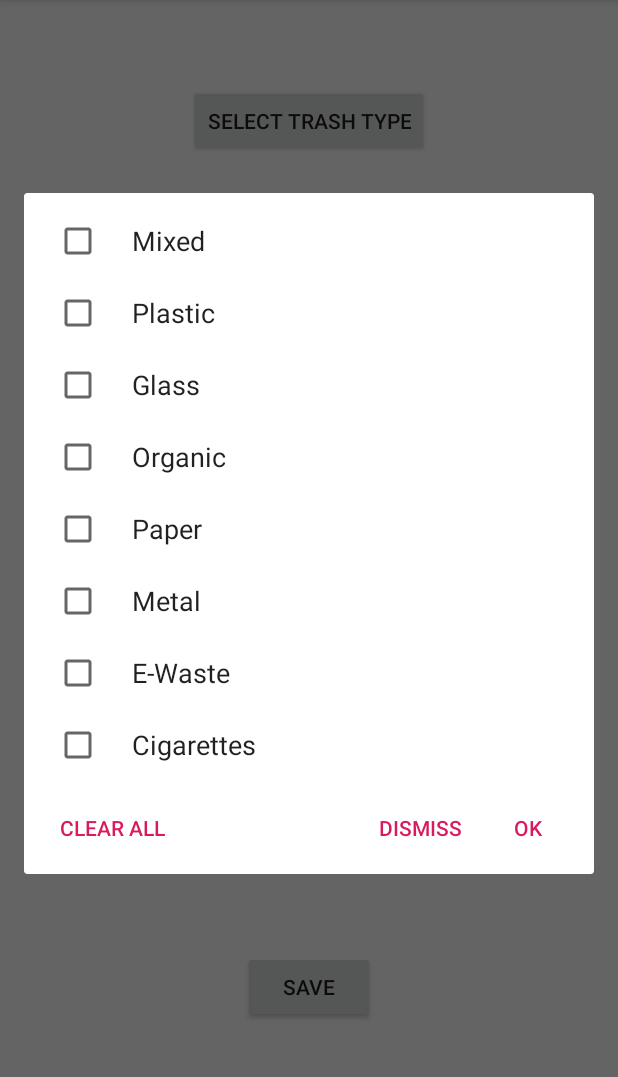
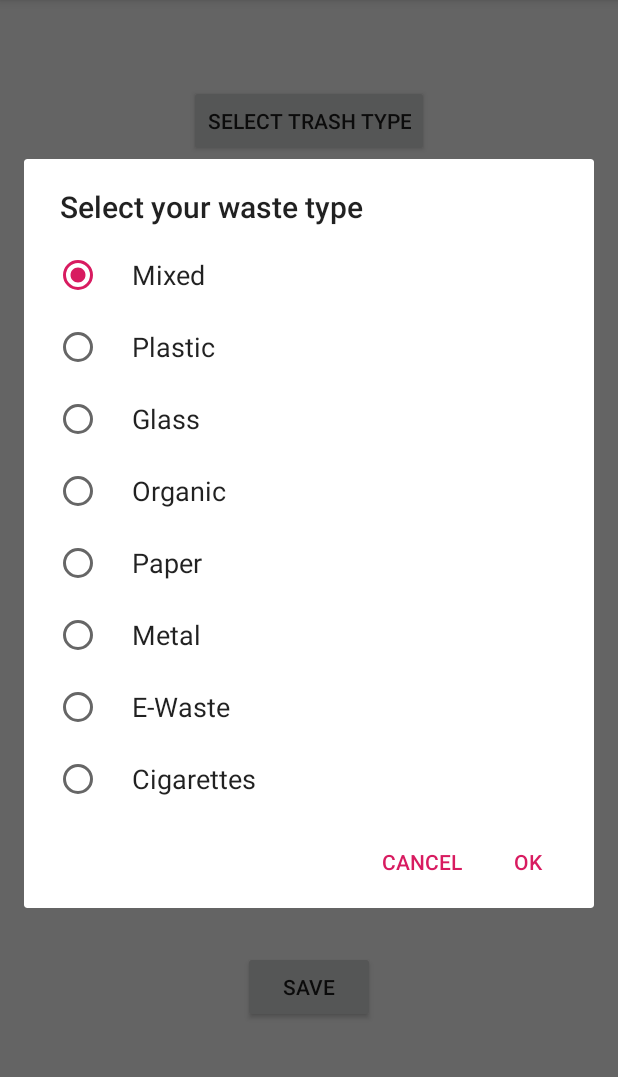
Before and after one commit to kiarashjamshidi/androidproject, an Android app: the Camera screen opened directly, with no data from a screen before it, after a tap on "SELECT TRASH TYPE", on a phone screen of 412 x 824 dp, the part 84-1161 px from its top. Run offline under Robolectric (Android 15) with nearby library versions, the phone set to English and light mode, and no system bars; pictures from the network do not load.

Commit message:
added radio buttons, map fab

```diff
--- a/TrashMap/app/src/main/java/android/sxample/myapplication/Camera.java
+++ b/TrashMap/app/src/main/java/android/sxample/myapplication/Camera.java
@@ -13,6 +13,7 @@ import android.content.pm.PackageManager;
 import android.provider.Settings;
 import android.view.View;
 import android.widget.Button;
+import android.widget.ImageView;
 import android.widget.Toast;
 import android.content.ContentValues;
 import android.content.Intent;
@@ -23,8 +24,8 @@ import android.widget.ImageView;
 
 import android.content.DialogInterface;
 import android.widget.TextView;
-
-import java.util.ArrayList;
+import android.content.DialogInterface;
+import com.google.android.material.snackbar.Snackbar;
 
 public class Camera extends AppCompatActivity {
     private LocationManager locationManager;
@@ -32,17 +33,11 @@ public class Camera extends AppCompatActivity {
 
 
     int temp;
+    Button saveButton;
 
-
-
-    Button mType;
-    Button saveButton;
-    TextView mTypesSelected;
-    String[] listTypes;
-    boolean[] checkedTypes;
     Uri savetheimage;
     Intent save;
-    ArrayList<Integer> mUserTypes = new ArrayList<>();
+
     Double geolocation1,geolocation2;
 
     private static final int PERMISSION_CODE = 1000;
@@ -53,10 +48,16 @@ public class Camera extends AppCompatActivity {
 
     Uri image_uri;
 
+    private String radioButton2;
+    private static final String[] TypeSelector2 = new String[]{
+            "Mixed", "Plastic", "Glass", "Organic", "Paper", "Metal", "E-Waste", "Cigarettes"
+    };
+
     @Override
     protected void onCreate(Bundle savedInstanceState) {
         super.onCreate(savedInstanceState);
         setContentView(R.layout.activity_camera);
+
         save=new Intent(Camera.this,MainActivity.class);
         temp = 0;
 
@@ -100,70 +101,7 @@ public class Camera extends AppCompatActivity {
 
         }
 
-        //////
-
-
-        ///////
         saveButton=findViewById(R.id.save_button);
-
-        mType = findViewById(R.id.btnTypes);
-        mTypesSelected = findViewById(R.id.tvTypesSelected);
-
-        listTypes = getResources().getStringArray(R.array.trash_type);
-        checkedTypes = new boolean[listTypes.length];
-
-        mType.setOnClickListener(new View.OnClickListener() {
-            @Override
-            public void onClick(View view) {
-                AlertDialog.Builder mBuilder = new AlertDialog.Builder(Camera.this);
-                mBuilder.setMultiChoiceItems(listTypes, checkedTypes, new DialogInterface.OnMultiChoiceClickListener() {
-                    @Override
-                    public void onClick(DialogInterface dialogInterface, int position, boolean isChecked) {
-                        if(isChecked){
-                            mUserTypes.add(position);
-                        }else{
-                            mUserTypes.remove((Integer.valueOf(position)));
-                        }
-                    }
-                });
-
-                mBuilder.setCancelable(false);
-                mBuilder.setPositiveButton(R.string.ok_label, new DialogInterface.OnClickListener() {
-                    @Override
-                    public void onClick(DialogInterface dialogInterface, int which) {
-                        String type = "";
-                        for (int i = 0; i < mUserTypes.size(); i++) {
-                            type = type + listTypes[mUserTypes.get(i)];
-                            if (i != mUserTypes.size() - 1) {
-                                type = type + ", ";
-                            }
-                        }
-                        mTypesSelected.setText(type);
-                    }
-                });
-
-                mBuilder.setNegativeButton(R.string.dismiss_label, new DialogInterface.OnClickListener() {
-                    @Override
-                    public void onClick(DialogInterface dialogInterface, int i) {
-                        dialogInterface.dismiss();
-                    }
-                });
-
-                mBuilder.setNeutralButton(R.string.clear_all_label, new DialogInterface.OnClickListener() {
-                    @Override
-                    public void onClick(DialogInterface dialogInterface, int which) {
-                        for (int i = 0; i < checkedTypes.length; i++) {
-                            checkedTypes[i] = false;
-                            mUserTypes.clear();
-                            mTypesSelected.setText("");
-                        }
-                    }
-                });
-
-                AlertDialog mDialog = mBuilder.create();
-                mDialog.show();
-            }
-        });
 
         //Camera
 
@@ -239,6 +177,33 @@ public class Camera extends AppCompatActivity {
     }
 
 
+    public void radiob2(View view) {
+        int id = view.getId();
+        if (id == R.id.buttonDialog2) {
+            dialogRadioButton2();
+        }
+    }
+
+    private void dialogRadioButton2() {
+        radioButton2 = TypeSelector2[0];
+        AlertDialog.Builder builder = new AlertDialog.Builder(this);
+        builder.setTitle("Select your waste type");
+        builder.setSingleChoiceItems(TypeSelector2, 0, new DialogInterface.OnClickListener() {
+            @Override
+            public void onClick(DialogInterface dialogInterface, int i) {
+                radioButton2 = TypeSelector2[i];
+            }
+        });
+        builder.setPositiveButton(R.string.OK, new DialogInterface.OnClickListener() {
+            @Override
+            public void onClick(DialogInterface dialogInterface, int i) {
+                Snackbar.make(mImageView, "Type: " + radioButton2, Snackbar.LENGTH_SHORT).show();
+            }
+        });
+        builder.setNegativeButton(R.string.CANCEL, null);
+        builder.show();
+    }
+
     private void openCamera() {
         ContentValues values = new ContentValues();
         values.put(MediaStore.Images.Media.TITLE, "New Picture");
--- a/TrashMap/app/src/main/java/android/sxample/myapplication/Compass.java
+++ b/TrashMap/app/src/main/java/android/sxample/myapplication/Compass.java
@@ -31,7 +31,7 @@ public class Compass extends AppCompatActivity  implements SensorEventListener {
     };
 
     private String radioButton;
-    private String radioButton2;
+
 
 
 
--- a/TrashMap/app/src/main/res/layout/activity_camera.xml
+++ b/TrashMap/app/src/main/res/layout/activity_camera.xml
@@ -10,31 +10,19 @@
     tools:context=".Camera">
 
     <Button
-        android:id="@+id/btnTypes"
+        android:id="@+id/buttonDialog2"
         android:layout_width="wrap_content"
         android:layout_height="wrap_content"
+        android:onClick="radiob2"
         android:text="@string/select_trash_type"
         app:layout_constraintBottom_toTopOf="@+id/image_view"
-        app:layout_constraintEnd_toEndOf="parent"
-        app:layout_constraintStart_toStartOf="parent"
+        app:layout_constraintLeft_toLeftOf="parent"
+        app:layout_constraintRight_toRightOf="parent"
         app:layout_constraintTop_toTopOf="parent" />
 
     <!--Image view in which image will be set-->
 
     <!--Button to capture image-->
-
-    <TextView
-        android:id="@+id/tvTypesSelected"
-        android:layout_width="wrap_content"
-        android:layout_height="wrap_content"
-        android:gravity="center"
-        android:textColor="@color/colorPrimary"
-        android:textSize="25sp"
-        android:textStyle="italic"
-        app:layout_constraintBottom_toTopOf="@+id/image_view"
-        app:layout_constraintEnd_toEndOf="parent"
-        app:layout_constraintStart_toStartOf="parent"
-        app:layout_constraintTop_toBottomOf="@+id/btnTypes" />
 
     <ImageView
         android:id="@+id/image_view"
--- a/TrashMap/app/src/main/res/values/strings.xml
+++ b/TrashMap/app/src/main/res/values/strings.xml
@@ -1,19 +1,8 @@
 <resources>
     <string name="app_name">My Application</string>
-    <string name="ok_label">OK</string>
-    <string name="dismiss_label">Dismiss</string>
-    <string name="clear_all_label">Clear all</string>
     <string name="select_trash_type">Select Trash Type </string>
     <string name="OK">OK</string>
     <string name="CANCEL">CANCEL</string>
-    <string-array name="trash_type">
-        <item>Mixed</item>
-        <item>Plastic</item>
-        <item>Glass</item>
-        <item>Organic</item>
-        <item>Paper</item>
-        <item>Metal</item>
-        <item>E-Waste</item>
-        <item>Cigarettes</item>
-    </string-array>
+    <string name="google_maps_key" templateMergeStrategy="preserve" translatable="false">AIzaSyBTfrX6JhNld6347ka0FPvToRYiQoS2kUA</string>
+
 </resources>
```
Also changed, not shown: TrashMap/app/src/debug/res/values/google_maps_api.xml (deleted, +0 -19 lines).
